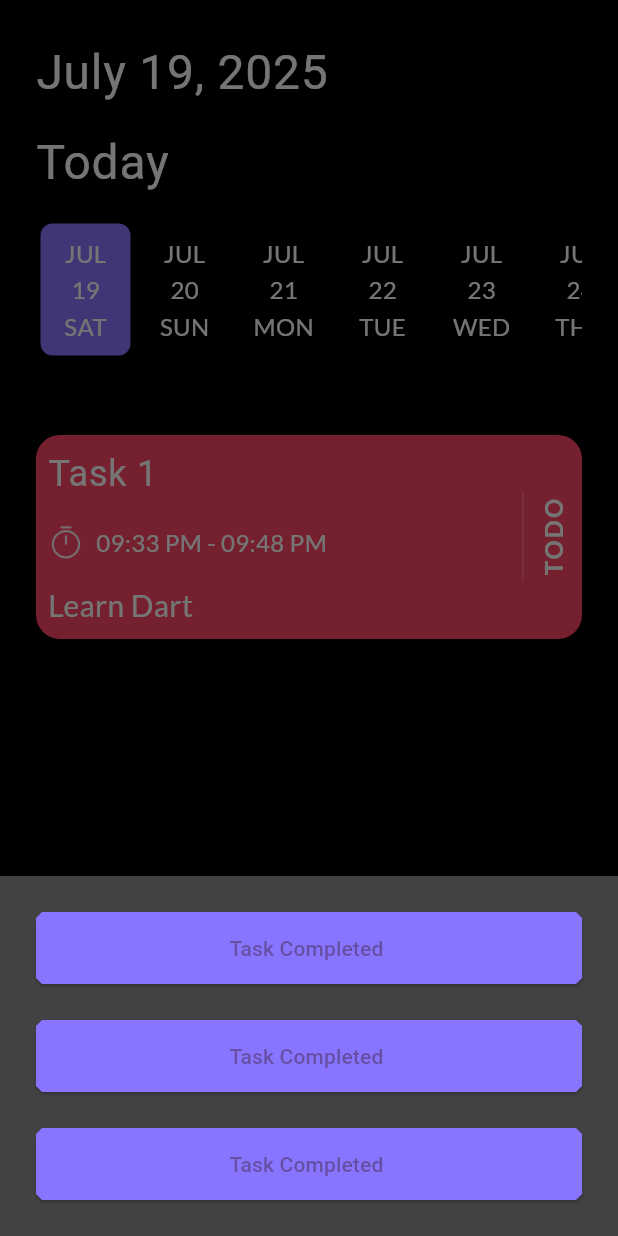
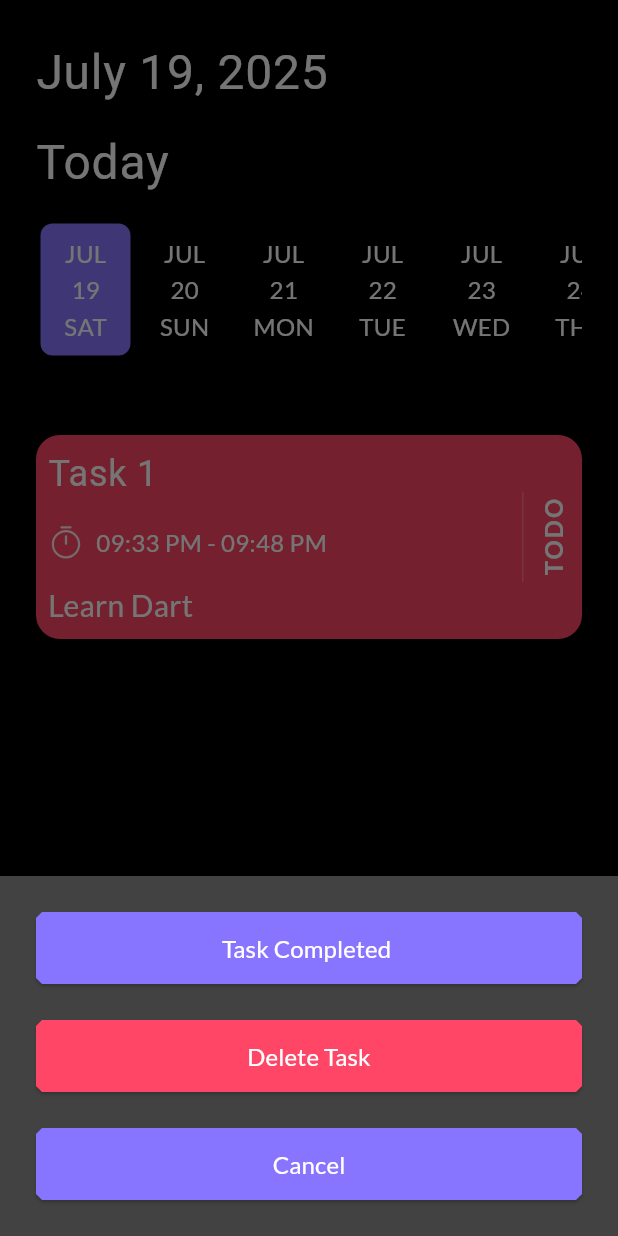
Before and after one commit to Tala-foqha/to_do_app, a Flutter app: the HomeView screen opened by its route, after a tap on "Task 1", on a phone screen of 412 x 824 dp. Run offline on Flutter 3.47's test engine with Material 3 defaults, Android fonts, the phone set to English and light mode, and no system bars; drawn by our look-alikes of date_picker_timeline; our stand-ins replace flutter_svg, get_it, google_fonts, shared_preferences, smooth_page_indicator; accounts and stored records are empty.

Commit message:
custom text form field done

```diff
--- a/lib/core/helper_functions/on_generate_route.dart
+++ b/lib/core/helper_functions/on_generate_route.dart
@@ -3,6 +3,7 @@
 import 'package:flutter/material.dart';
 import 'package:to_do_app/features/auth/presentation/screen/on_boarding/presentation/views/on_boarding_view.dart';
 import 'package:to_do_app/features/auth/presentation/screen/splash/presentation/views/splash_view.dart';
+import 'package:to_do_app/features/task/presentation/views/add_task/add_task_view.dart';
 import 'package:to_do_app/features/task/presentation/views/home/home_view.dart';
 
 
@@ -15,6 +16,8 @@ Route<dynamic>onGenerateRoute(RouteSettings settings){
 
     case HomeView.routeName:
    return MaterialPageRoute(builder: (context)=>HomeView());
+   case AddTaskView.routeNmae:
+   return MaterialPageRoute(builder: (context)=>AddTaskView());
 
    default:
    return MaterialPageRoute(builder: (context)=>Scaffold());
--- a/lib/core/widgets/custom_button.dart
+++ b/lib/core/widgets/custom_button.dart
@@ -1,6 +1,7 @@
 // core/widgets/custom_button.dart
 import 'package:flutter/material.dart';
 import 'package:to_do_app/core/utils/app_colors%20(1).dart';
+import 'package:to_do_app/core/utils/app_styles.dart';
 
 class CustomButton extends StatelessWidget {
   const CustomButton({super.key, required this.text, required this.onPressed,this.backgroundColor=AppColors.primary});
@@ -12,10 +13,14 @@ class CustomButton extends StatelessWidget {
     return ElevatedButton(
       onPressed: onPressed,
       style: Theme.of(context).elevatedButtonTheme.style!.copyWith(
+
         backgroundColor:MaterialStateProperty.all(backgroundColor)
       ),
       child: Text(
         text,
+        style: AppStyles.latoRegular16.copyWith(
+          color: Colors.white
+        ),
       ),
     );
   }
--- a/lib/features/task/presentation/views/home/bottom_sheet.dart
+++ b/lib/features/task/presentation/views/home/bottom_sheet.dart
@@ -2,6 +2,7 @@
 
 import 'package:flutter/material.dart';
 import 'package:to_do_app/core/utils/app_colors%20(1).dart';
+import 'package:to_do_app/core/utils/app_strings.dart';
 import 'package:to_do_app/core/widgets/custom_button.dart';
 import 'package:to_do_app/features/task/presentation/views/home/task_component.dart';
 
@@ -12,7 +13,7 @@ class BottomSheetWidget extends StatelessWidget {
 
   @override
   Widget build(BuildContext context) {
-    return InkWell(
+    return GestureDetector(
       onTap: () {
         showModalBottomSheet(context:context,builder: (context) {
          return Container(
@@ -31,12 +32,12 @@ class BottomSheetWidget extends StatelessWidget {
             SizedBox(
                 height: 48,
                 width: double.infinity,
-                child: CustomButton(text: 'Task Completed ', onPressed: (){})),
+                child: CustomButton(text:AppStrings.deleteTask , onPressed: (){},backgroundColor: AppColors.red,)),
               SizedBox(height: 24,),
              SizedBox(
                 height: 48,
                 width: double.infinity,
-                child: CustomButton(text: 'Task Completed ', onPressed: (){})),
+                child: CustomButton(text: AppStrings.cancel, onPressed: (){})),
              // SizedBox(height: 24,),
             ],
           ),
--- a/lib/features/task/presentation/views/home/home_view.dart
+++ b/lib/features/task/presentation/views/home/home_view.dart
@@ -6,6 +6,7 @@ import 'package:to_do_app/core/utils/app_colors%20(1).dart';
 import 'package:to_do_app/core/utils/app_strings.dart';
 import 'package:to_do_app/core/utils/app_styles.dart';
 import 'package:to_do_app/core/widgets/custom_button.dart';
+import 'package:to_do_app/features/task/presentation/views/add_task/add_task_view.dart';
 import 'package:to_do_app/features/task/presentation/views/home/bottom_sheet.dart';
 import 'package:to_do_app/features/task/presentation/views/home/task_component.dart';
 
@@ -69,7 +70,9 @@ class HomeView extends StatelessWidget {
         ),
         backgroundColor: Colors.black,
         floatingActionButton: FloatingActionButton(
-          onPressed: () {},
+          onPressed: () {
+            Navigator.pushNamed(context, AddTaskView.routeNmae);
+          },
           backgroundColor:AppColors.primary,
           child: const Icon(Icons.add, color: Colors.white),
         ),
```
Also changed, not shown: lib/features/task/presentation/views/add_task/add_task_view.dart (added, +30 -0 lines), lib/features/task/presentation/views/add_task/add_task_view_body.dart (added, +61 -0 lines), lib/features/task/presentation/views/add_task/custom_text_form_field.dart (added, +37 -0 lines).
